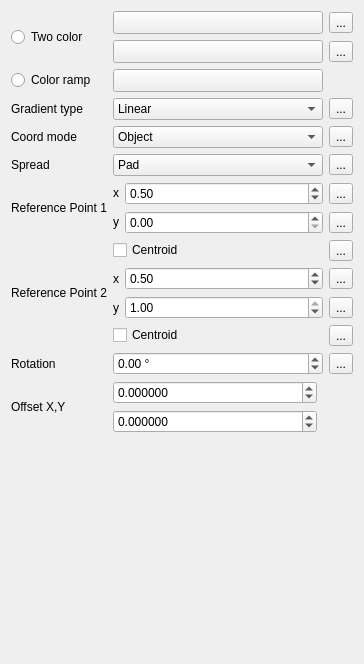
qgis/QGIS, file src/ui/symbollayer/widget_gradientfill.ui: the form before one commit.
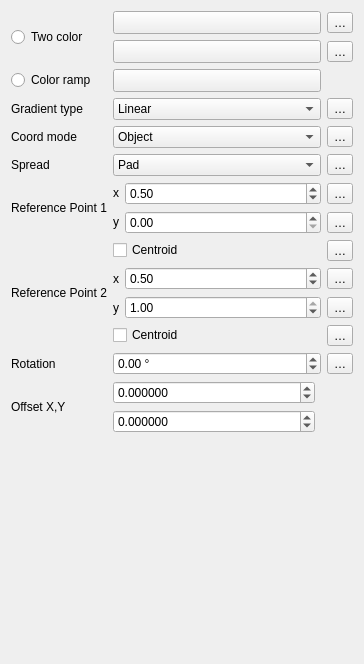
The form after the commit. Custom widgets are drawn as their Qt base class.

The edit to the form file:
```diff
--- a/src/ui/symbollayer/widget_gradientfill.ui
+++ b/src/ui/symbollayer/widget_gradientfill.ui
@@ -74,7 +74,7 @@
    <item row="5" column="2">
     <widget class="QgsPropertyOverrideButton" name="mSpreadDDBtn">
      <property name="text">
-      <string>...</string>
+      <string>…</string>
      </property>
     </widget>
    </item>
@@ -174,7 +174,7 @@
    <item row="8" column="2" rowspan="2">
     <widget class="QgsPropertyOverrideButton" name="mRefPoint1YDDBtn">
      <property name="text">
-      <string>...</string>
+      <string>…</string>
      </property>
     </widget>
    </item>
@@ -259,14 +259,14 @@
    <item row="17" column="2">
     <widget class="QgsPropertyOverrideButton" name="mAngleDDBtn">
      <property name="text">
-      <string>...</string>
+      <string>…</string>
      </property>
     </widget>
    </item>
    <item row="4" column="2">
     <widget class="QgsPropertyOverrideButton" name="mCoordinateModeDDBtn">
      <property name="text">
-      <string>...</string>
+      <string>…</string>
      </property>
     </widget>
    </item>
@@ -303,7 +303,7 @@
    <item row="3" column="2">
     <widget class="QgsPropertyOverrideButton" name="mGradientTypeDDBtn">
      <property name="text">
-      <string>...</string>
+      <string>…</string>
      </property>
     </widget>
    </item>
@@ -317,21 +317,21 @@
    <item row="0" column="2">
     <widget class="QgsPropertyOverrideButton" name="mStartColorDDBtn">
      <property name="text">
-      <string>...</string>
+      <string>…</string>
      </property>
     </widget>
    </item>
    <item row="13" column="2" rowspan="2">
     <widget class="QgsPropertyOverrideButton" name="mRefPoint2YDDBtn">
      <property name="text">
-      <string>...</string>
+      <string>…</string>
      </property>
     </widget>
    </item>
    <item row="15" column="2">
     <widget class="QgsPropertyOverrideButton" name="mRefPoint2CentroidDDBtn">
      <property name="text">
-      <string>...</string>
+      <string>…</string>
      </property>
     </widget>
    </item>
@@ -440,14 +440,14 @@
    <item row="10" column="2">
     <widget class="QgsPropertyOverrideButton" name="mRefPoint1CentroidDDBtn">
      <property name="text">
-      <string>...</string>
+      <string>…</string>
      </property>
     </widget>
    </item>
    <item row="1" column="2">
     <widget class="QgsPropertyOverrideButton" name="mEndColorDDBtn">
      <property name="text">
-      <string>...</string>
+      <string>…</string>
      </property>
     </widget>
    </item>
@@ -491,7 +491,7 @@
    <item row="6" column="2" rowspan="2">
     <widget class="QgsPropertyOverrideButton" name="mRefPoint1XDDBtn">
      <property name="text">
-      <string>...</string>
+      <string>…</string>
      </property>
     </widget>
    </item>
@@ -505,7 +505,7 @@
    <item row="12" column="2">
     <widget class="QgsPropertyOverrideButton" name="mRefPoint2XDDBtn">
      <property name="text">
-      <string>...</string>
+      <string>…</string>
      </property>
     </widget>
    </item>
```
